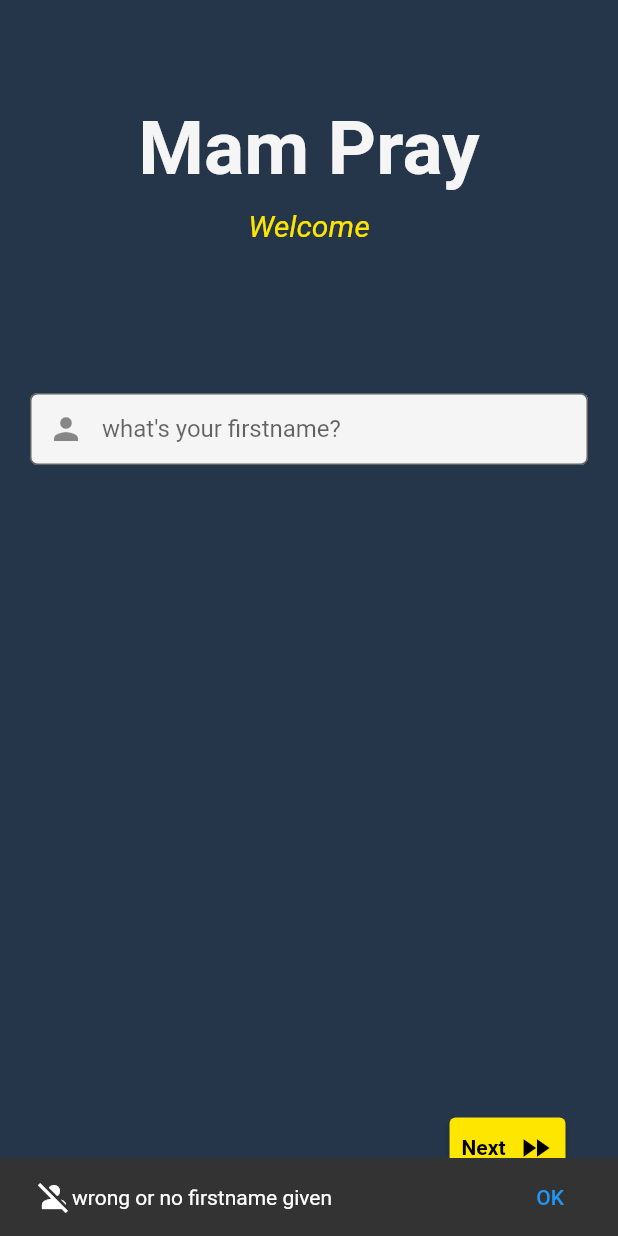
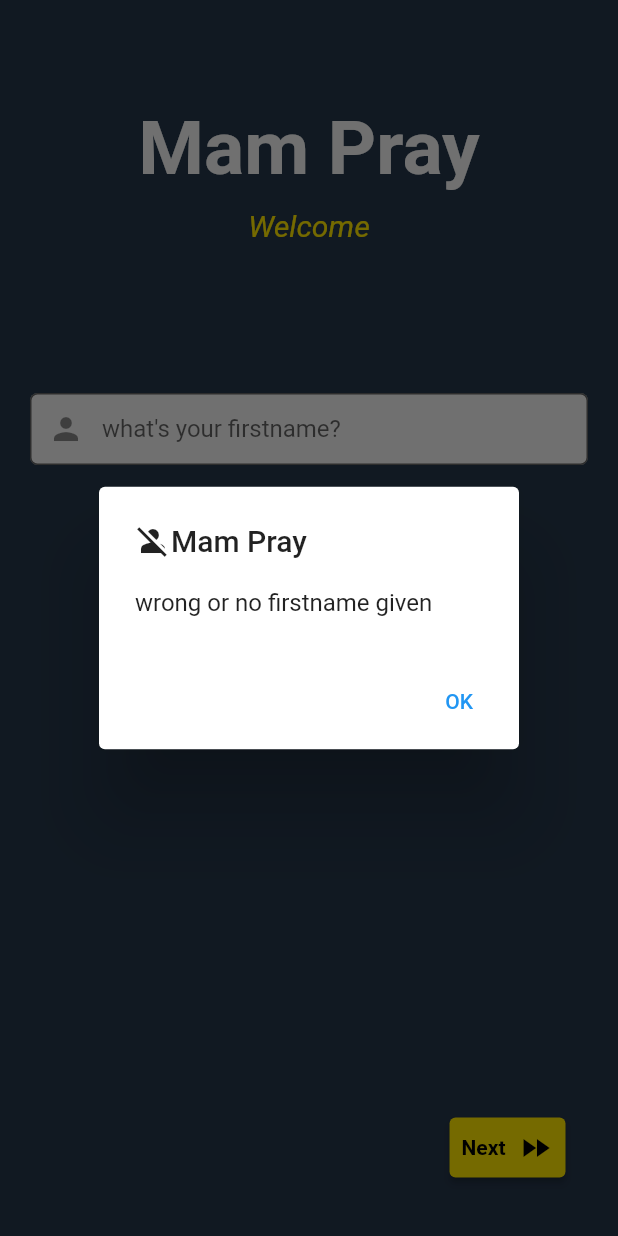
Before and after one commit to HeavenMercy/mam_pray, a Flutter app: the screen it shows after launch, after a tap on "Next", on a phone screen of 412 x 824 dp. Run offline on Flutter 3.47's test engine with Material 2 defaults, Android fonts, the phone set to English and light mode, and no system bars.

Commit message:
show alert instead of snackbar

```diff
--- a/lib/main.dart
+++ b/lib/main.dart
@@ -1,4 +1,6 @@
 import 'package:flutter/material.dart';
+import 'package:mam_pray/config/styles.config.dart';
+import 'package:mam_pray/config/values.config.dart';
 import 'package:mam_pray/models/app.model.dart';
 import 'package:mam_pray/views/first_time.view.dart';
 import 'package:mam_pray/views/home.view.dart';
@@ -41,13 +43,16 @@ class _MyAppState extends State<MyApp> {
   @override
   Widget build(BuildContext context) {
     if (loading) {
-      return const Center(
-        child: CircularProgressIndicator(),
+      return Container(
+        color: Styles.bgColor,
+        child: const Center(
+          child: CircularProgressIndicator(),
+        ),
       );
     }
 
     return MaterialApp(
-      title: 'Flutter Demo',
+      title: Values.appName,
       home: (widget.model?.hasFirstName() ?? false
           ? const HomeView()
           : const FirstTimeView()),
--- a/lib/utils.dart
+++ b/lib/utils.dart
@@ -1,10 +1,11 @@
 import 'dart:math';
 
 import 'package:flutter/material.dart';
+import 'package:mam_pray/config/values.config.dart';
 
 abstract class Utils {
-  static void showSnackBar(BuildContext context,
-      {IconData? icon, required String msg, SnackBarAction? action}) {
+  static void showSnackbar(BuildContext context,
+      {IconData? icon, required String msg, required AlertAction action}) {
     var snackbar = SnackBar(
       content: Row(children: [
         if (icon != null)
@@ -19,10 +20,30 @@ abstract class Utils {
           ),
         ),
       ]),
-      action: action,
+      action: SnackBarAction(
+          label: action.label, onPressed: action.onPressed ?? () {}),
     );
 
     ScaffoldMessenger.of(context).showSnackBar(snackbar);
+  }
+
+  static void showAlert(BuildContext context,
+      {IconData? icon, required String msg, required AlertAction action}) {
+    var alert = AlertDialog(
+      title: Row(
+        crossAxisAlignment: CrossAxisAlignment.center,
+        children: [
+          if (icon != null) Icon(icon),
+          Text(Values.appName),
+        ],
+      ),
+      content: Text(msg, maxLines: null, softWrap: true),
+      actions: [
+        TextButton(onPressed: action.onPressed, child: Text(action.label))
+      ],
+    );
+
+    showDialog(context: context, builder: (context) => alert);
   }
 
   static bool isSameString(String str1, String str2) {
@@ -50,6 +71,13 @@ abstract class Utils {
   }
 }
 
+class AlertAction {
+  AlertAction({required this.label, this.onPressed});
+
+  final String label;
+  final VoidCallback? onPressed;
+}
+
 extension StringEnhanced on String {
   String toTitleCase() {
     var up = true;
--- a/lib/views/categories.view.dart
+++ b/lib/views/categories.view.dart
@@ -38,7 +38,7 @@ class _CategoriesViewState extends State<CategoriesView> {
 
   @override
   Widget build(BuildContext context) {
-    var model = context.watch<AppModel>();
+    var model = Provider.of<AppModel>(context);
     var result = model.findCategories(categoryFiltar);
     result.sort((a, b) => a.name.toLowerCase().compareTo(b.name.toLowerCase()));
 
@@ -146,9 +146,9 @@ class _CategoriesViewState extends State<CategoriesView> {
                 CustomButton(
                   onPressed: () {
                     if (selectedCategories.isEmpty) {
-                      Utils.showSnackBar(context,
+                      Utils.showAlert(context,
                           msg: 'You must select at least one category',
-                          action: SnackBarAction(
+                          action: AlertAction(
                             label: 'OK',
                             onPressed: () {},
                           ));
--- a/lib/views/first_time.view.dart
+++ b/lib/views/first_time.view.dart
@@ -1,5 +1,6 @@
 import 'package:flutter/material.dart';
 import 'package:mam_pray/config/styles.config.dart';
+import 'package:mam_pray/config/values.config.dart';
 import 'package:mam_pray/models/app.model.dart';
 import 'package:mam_pray/utils.dart';
 import 'package:mam_pray/views/home.view.dart';
@@ -29,7 +30,7 @@ class _FirstTimeViewState extends State<FirstTimeView> {
           children: [
             Utils.addFixedSpace(50),
             Text(
-              'Mam Pray',
+              Values.appName,
               style: Styles.mainText.copyWith(fontSize: 50),
             ),
             Utils.addFixedSpace(10),
@@ -62,10 +63,10 @@ class _FirstTimeViewState extends State<FirstTimeView> {
     var model = Provider.of<AppModel>(context, listen: false);
 
     if (!model.setFirstName(fname)) {
-      Utils.showSnackBar(context,
+      Utils.showAlert(context,
           msg: 'wrong or no firstname given',
           icon: Icons.person_off,
-          action: SnackBarAction(label: 'OK', onPressed: () {}));
+          action: AlertAction(label: 'OK', onPressed: () {}));
       return;
     }
 
@@ -84,10 +85,10 @@ class _FirstTimeViewState extends State<FirstTimeView> {
       setState(() {
         loading = false;
       });
-      Utils.showSnackBar(context,
+      Utils.showAlert(context,
           msg: 'an error occured while saving',
           icon: Icons.error,
-          action: SnackBarAction(label: 'ok', onPressed: () {}));
+          action: AlertAction(label: 'ok', onPressed: () {}));
     });
   }
 }
--- a/lib/views/home.view.dart
+++ b/lib/views/home.view.dart
@@ -27,7 +27,7 @@ class _HomeViewState extends State<HomeView> {
 
   @override
   Widget build(BuildContext context) {
-    var model = context.watch<AppModel>();
+    var model = Provider.of<AppModel>(context);
 
     var topPassages = model.getTopPassages();
     var passages = model.getPassages().where((passage) =>
@@ -179,6 +179,7 @@ class _HomeViewState extends State<HomeView> {
     Navigator.of(context).push(MaterialPageRoute(
       builder: (context) => PassageView(passage: passage),
     ));
-    context.read<AppModel>().viewPassage(passage);
+
+    Provider.of<AppModel>(context, listen: false).viewPassage(passage);
   }
 }
--- a/lib/widgets/badge.widget.dart
+++ b/lib/widgets/badge.widget.dart
@@ -1,7 +1,5 @@
 import 'package:flutter/material.dart';
 import 'package:mam_pray/config/styles.config.dart';
-
-typedef OnBadgeDeleteFunction = void Function();
 
 class Badge extends StatelessWidget {
   const Badge({
@@ -17,7 +15,7 @@ class Badge extends StatelessWidget {
   final bool iconAfter;
   final String text;
   final Color color;
-  final OnBadgeDeleteFunction? onDelete;
+  final VoidCallback? onDelete;
 
   @override
   Widget build(BuildContext context) {
--- a/lib/widgets/category_view.widget.dart
+++ b/lib/widgets/category_view.widget.dart
@@ -90,10 +90,10 @@ class _CategoryViewState extends State<CategoryView> {
           ),
         if (category.editable)
           IconButton(
-            onPressed: () => Utils.showSnackBar(
+            onPressed: () => Utils.showAlert(
               context,
               msg: 'You are about to delete the category',
-              action: SnackBarAction(
+              action: AlertAction(
                 label: 'CONFIRM',
                 onPressed: () => model.deleteCategory(category.id),
               ),
```
Also changed, not shown: lib/views/passage.view.dart (+14 -14 lines), lib/config/values.config.dart.
